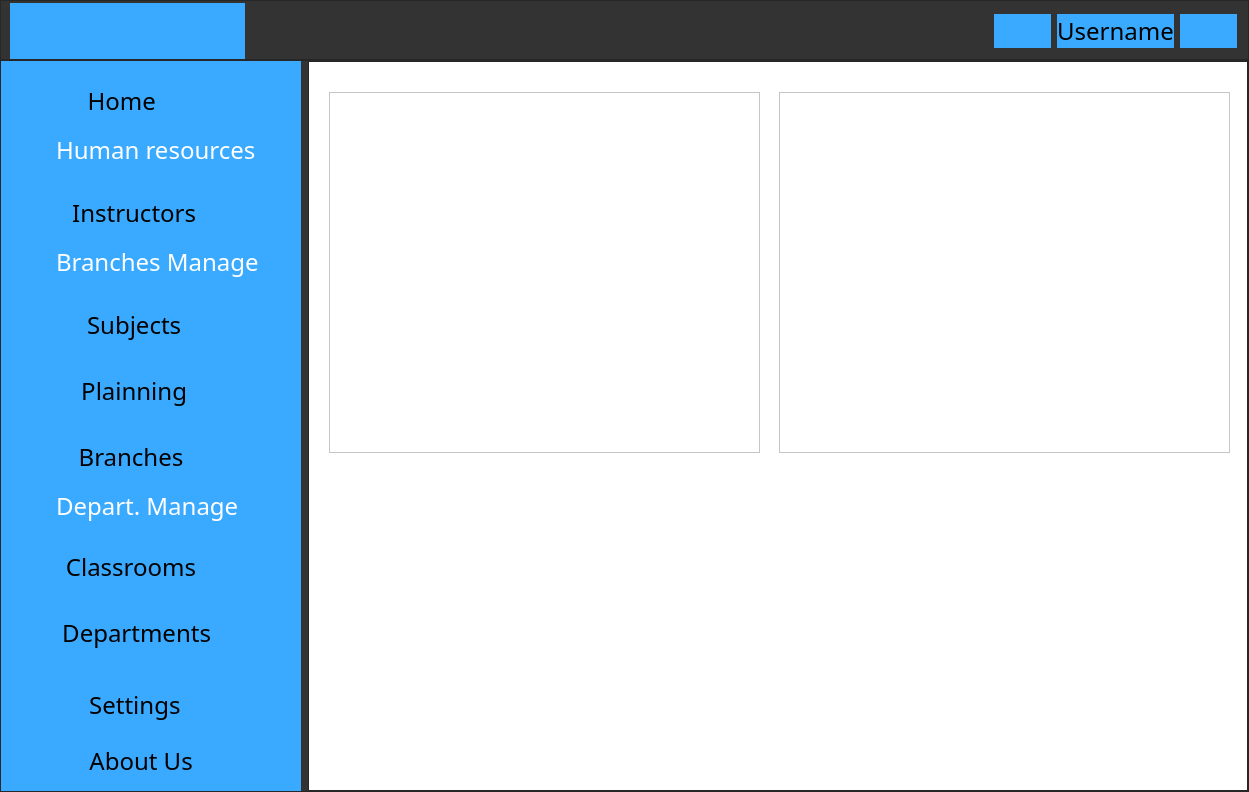
First picture: the form in mainwindow.ui, repository boudenjal-mohcine/GST-SCOLARITE, before the edit.
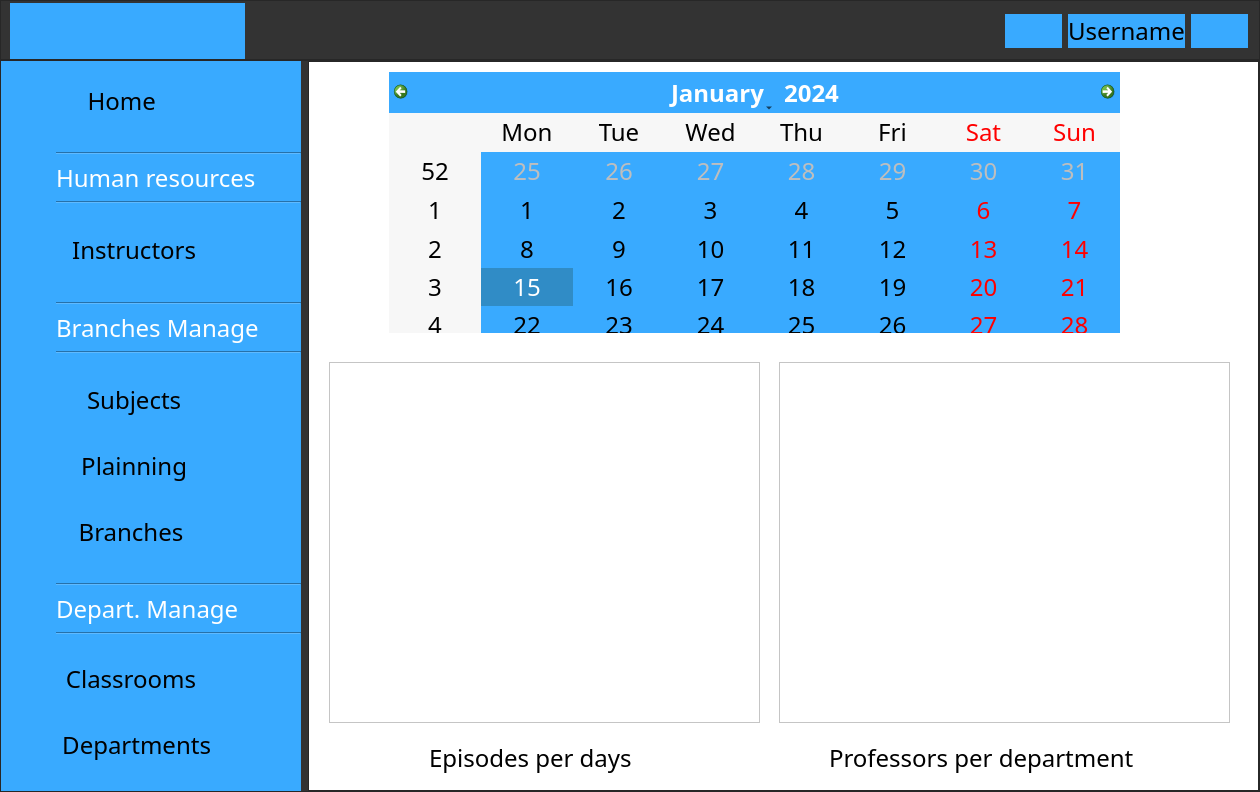
Second picture: the form after the edit. The open tabs and pages were chosen to show the change. Icons and pictures are not drawn.

Patch:
```diff
--- a/mainwindow.ui
+++ b/mainwindow.ui
@@ -9,7 +9,7 @@
    <rect>
     <x>0</x>
     <y>0</y>
-    <width>1249</width>
+    <width>1260</width>
     <height>792</height>
    </rect>
   </property>
@@ -473,6 +473,13 @@
             </property>
            </spacer>
           </item>
+          <item>
+           <widget class="Line" name="line">
+            <property name="orientation">
+             <enum>Qt::Horizontal</enum>
+            </property>
+           </widget>
+          </item>
           <item>
            <widget class="QLabel" name="label">
             <property name="text">
@@ -480,6 +487,13 @@
             </property>
            </widget>
           </item>
+          <item>
+           <widget class="Line" name="line_2">
+            <property name="orientation">
+             <enum>Qt::Horizontal</enum>
+            </property>
+           </widget>
+          </item>
           <item alignment="Qt::AlignLeft">
            <widget class="QPushButton" name="Instructor">
             <property name="enabled">
@@ -537,6 +551,13 @@
             </property>
            </spacer>
           </item>
+          <item>
+           <widget class="Line" name="line_3">
+            <property name="orientation">
+             <enum>Qt::Horizontal</enum>
+            </property>
+           </widget>
+          </item>
           <item>
            <widget class="QLabel" name="label_3">
             <property name="font">
@@ -550,6 +571,13 @@
             </property>
            </widget>
           </item>
+          <item>
+           <widget class="Line" name="line_4">
+            <property name="orientation">
+             <enum>Qt::Horizontal</enum>
+            </property>
+           </widget>
+          </item>
           <item alignment="Qt::AlignLeft">
            <widget class="QPushButton" name="Subject">
             <property name="minimumSize">
@@ -662,6 +690,13 @@
             </property>
            </spacer>
           </item>
+          <item>
+           <widget class="Line" name="line_6">
+            <property name="orientation">
+             <enum>Qt::Horizontal</enum>
+            </property>
+           </widget>
+          </item>
           <item>
            <widget class="QLabel" name="label_2">
             <property name="font">
@@ -675,6 +710,13 @@
             </property>
            </widget>
           </item>
+          <item>
+           <widget class="Line" name="line_5">
+            <property name="orientation">
+             <enum>Qt::Horizontal</enum>
+            </property>
+           </widget>
+          </item>
           <item alignment="Qt::AlignLeft">
            <widget class="QPushButton" name="Classrooms_2">
             <property name="enabled">
@@ -780,58 +822,6 @@
             </property>
            </spacer>
           </item>
-          <item>
-           <widget class="QPushButton" name="Settings">
-            <property name="minimumSize">
-             <size>
-              <width>150</width>
-              <height>60</height>
-             </size>
-            </property>
-            <property name="maximumSize">
-             <size>
-              <width>16777215</width>
-              <height>40</height>
-             </size>
-            </property>
-            <property name="text">
-             <string> Settings               </string>
-            </property>
-            <property name="icon">
-             <iconset resource="images.qrc">
-              <normaloff>:/setting.png</normaloff>:/setting.png</iconset>
-            </property>
-            <property name="iconSize">
-             <size>
-              <width>35</width>
-              <height>35</height>
-             </size>
-            </property>
-           </widget>
-          </item>
-          <item>
-           <widget class="QPushButton" name="AboutUs">
-            <property name="minimumSize">
-             <size>
-              <width>0</width>
-              <height>60</height>
-             </size>
-            </property>
-            <property name="text">
-             <string> About Us             </string>
-            </property>
-            <property name="icon">
-             <iconset resource="images.qrc">
-              <normaloff>:/info.png</normaloff>:/info.png</iconset>
-            </property>
-            <property name="iconSize">
-             <size>
-              <width>35</width>
-              <height>35</height>
-             </size>
-            </property>
-           </widget>
-          </item>
          </layout>
         </widget>
        </item>
@@ -877,7 +867,7 @@
               <property name="geometry">
                <rect>
                 <x>20</x>
-                <y>30</y>
+                <y>300</y>
                 <width>431</width>
                 <height>361</height>
                </rect>
@@ -893,7 +883,7 @@
               <property name="geometry">
                <rect>
                 <x>470</x>
-                <y>30</y>
+                <y>300</y>
                 <width>451</width>
                 <height>361</height>
                </rect>
@@ -905,6 +895,60 @@
                <enum>QFrame::Raised</enum>
               </property>
              </widget>
+             <widget class="QLabel" name="label_4">
+              <property name="geometry">
+               <rect>
+                <x>120</x>
+                <y>680</y>
+                <width>221</width>
+                <height>31</height>
+               </rect>
+              </property>
+              <property name="styleSheet">
+               <string notr="true">color:black;</string>
+              </property>
+              <property name="text">
+               <string>Episodes per days</string>
+              </property>
+             </widget>
+             <widget class="QLabel" name="label_5">
+              <property name="geometry">
+               <rect>
+                <x>520</x>
+                <y>680</y>
+                <width>321</width>
+                <height>31</height>
+               </rect>
+              </property>
+              <property name="styleSheet">
+               <string notr="true">color:black;</string>
+              </property>
+              <property name="text">
+               <string>Professors per department</string>
+              </property>
+             </widget>
+             <widget class="QCalendarWidget" name="calendarWidget">
+              <property name="geometry">
+               <rect>
+                <x>80</x>
+                <y>10</y>
+                <width>731</width>
+                <height>261</height>
+               </rect>
+              </property>
+              <property name="styleSheet">
+               <string notr="true">background-color:#39AAFF;</string>
+              </property>
+              <property name="gridVisible">
+               <bool>false</bool>
+              </property>
+              <property name="navigationBarVisible">
+               <bool>true</bool>
+              </property>
+              <property name="dateEditEnabled">
+               <bool>false</bool>
+              </property>
+             </widget>
             </widget>
             <widget class="QWidget" name="studentPage">
              <widget class="QGroupBox" name="groupBox_13">
```
Left out of the diff: 64 changed lines with no effect on the pictures.
